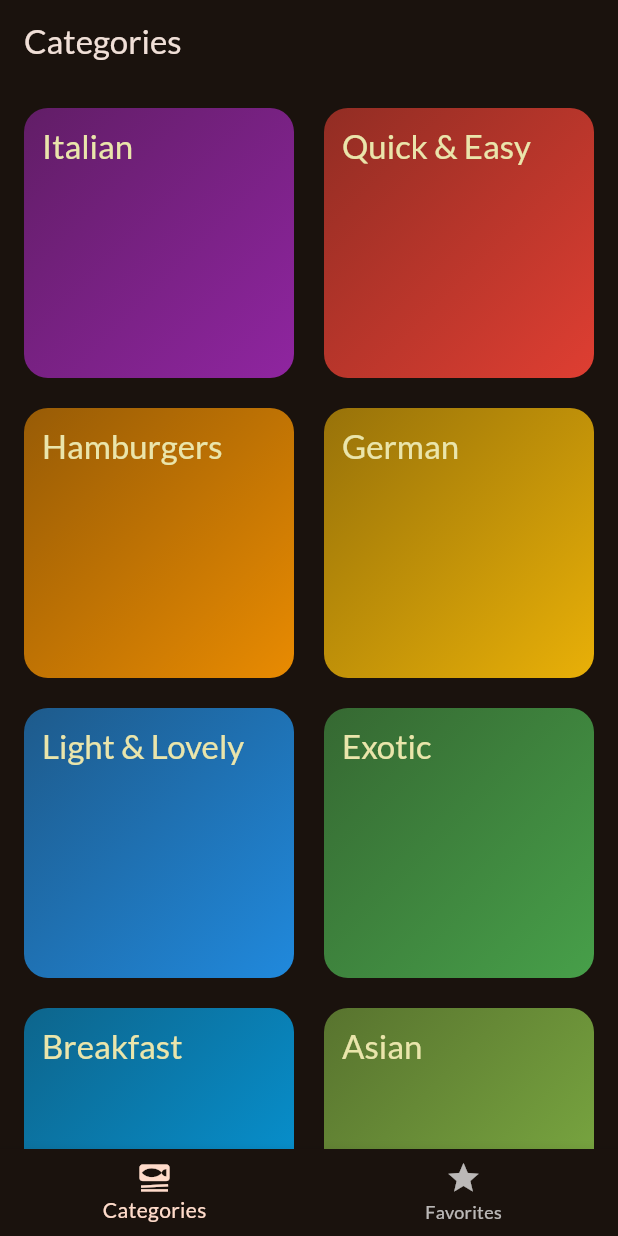
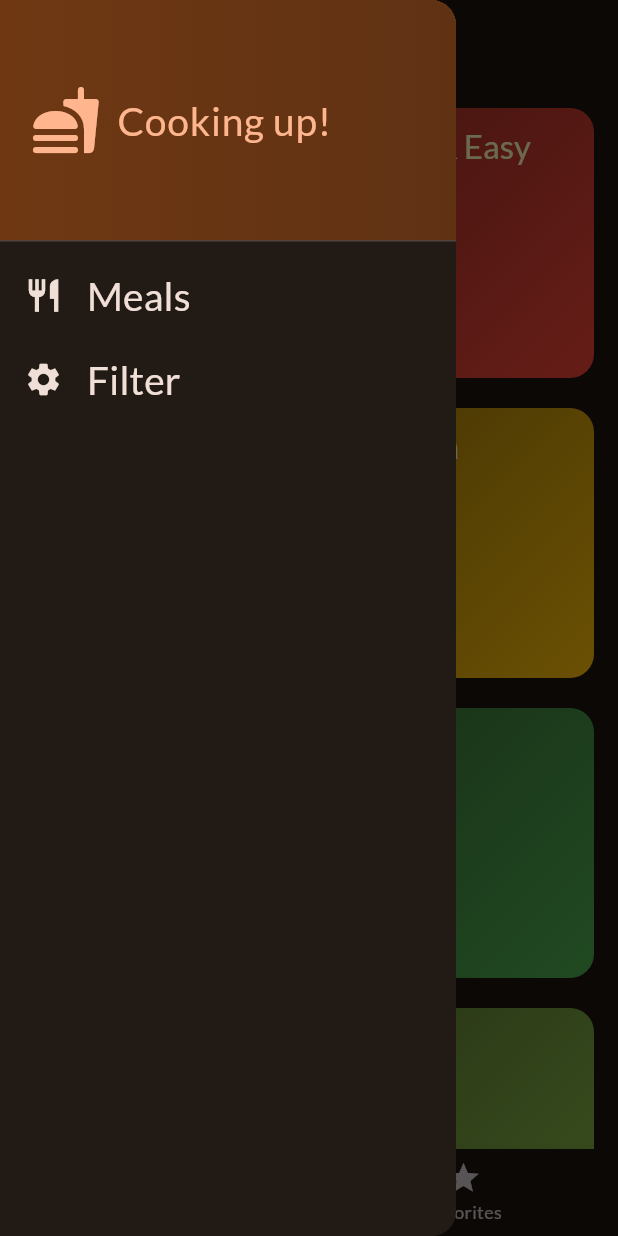
Before and after one commit to khanht99/learn_flutter, a Flutter app: the screen it shows after launch, with the side drawer open (before the commit the screen has no drawer), on a phone screen of 412 x 824 dp. Run offline on Flutter 3.47's test engine with Material 3 defaults, Android fonts, the phone set to English and light mode, and no system bars; our stand-ins replace google_fonts, transparent_image.

Commit message:
Completed filter

```diff
--- a/section_8/lib/screen/categories.dart
+++ b/section_8/lib/screen/categories.dart
@@ -1,24 +1,29 @@
 import 'package:flutter/material.dart';
 import 'package:section_8/data/categories.dart';
-import 'package:section_8/data/meals.dart';
 import 'package:section_8/model/category.dart';
 import 'package:section_8/model/meal.dart';
 import 'package:section_8/screen/meals.dart';
 import 'package:section_8/widget/category_grid_item.dart';
 
 class Categories extends StatelessWidget {
-  const Categories({super.key, required this.onToggleStar});
+  const Categories(
+      {super.key, required this.onToggleStar, required this.filterMeals});
 
-final void Function(Meal) onToggleStar;
+  final void Function(Meal) onToggleStar;
+  final List<Meal> filterMeals;
 
   void _selectCategory(BuildContext context, Category category) {
-    List<Meal> meals = dummyMeals
+    List<Meal> meals = filterMeals
         .where((meal) => meal.categories.contains(category.id))
         .toList();
     Navigator.of(context).push(
       MaterialPageRoute(
         builder: (cxt) {
-          return Meals(meals: meals, title: category.title, onToggleStar: onToggleStar,);
+          return Meals(
+            meals: meals,
+            title: category.title,
+            onToggleStar: onToggleStar,
+          );
         },
       ),
     );
--- a/section_8/lib/screen/tabs.dart
+++ b/section_8/lib/screen/tabs.dart
@@ -1,8 +1,20 @@
+import 'dart:convert';
+
 import 'package:flutter/material.dart';
+import 'package:section_8/data/meals.dart';
 import 'package:section_8/main.dart';
 import 'package:section_8/model/meal.dart';
 import 'package:section_8/screen/categories.dart';
+import 'package:section_8/screen/filter.dart';
 import 'package:section_8/screen/meals.dart';
+import 'package:section_8/widget/main_drawer.dart';
+
+const kInitialFilters = {
+  FilterCategory.isGlutenFree: false,
+  FilterCategory.isLactoseFree: false,
+  FilterCategory.isVegetarian: false,
+  FilterCategory.isVegan: false,
+};
 
 class TabsScreen extends StatefulWidget {
   const TabsScreen({super.key});
@@ -15,9 +27,11 @@ class TabsScreen extends StatefulWidget {
 
 class _TabsScreenState extends State<TabsScreen> {
   final List<Meal> favoriteMeals = [];
-
+  List<Meal> filterMeals = dummyMeals;
+  Map<FilterCategory, bool> selectedFilter = kInitialFilters;
   var currentIndex = 0;
   var currentAppTitle = "Categories";
+  var currentDrawerSelectedItem = "Meals";
 
   void _onToggleStar(Meal meal) {
     ScaffoldMessenger.of(context).clearSnackBars();
@@ -45,12 +59,58 @@ class _TabsScreenState extends State<TabsScreen> {
     }
   }
 
+  void _onDrawerItemTab(String type) async {
+    Navigator.of(context).pop();
+    if (type == "Filter") {
+      final result =
+          await Navigator.of(context).push<Map<FilterCategory, bool>>(
+        MaterialPageRoute(
+          builder: (ctx) {
+            return Filter(filterValue: selectedFilter,);
+          },
+        ),
+      );
+      List<Meal> listMealFilter = [];
+      result!.forEach((category, type) {
+        if (category == FilterCategory.isGlutenFree) {
+          listMealFilter = [
+            ...listMealFilter,
+            ...dummyMeals.where((meal) => meal.isGlutenFree && !listMealFilter.contains(meal))
+          ];
+        }
+        if (category == FilterCategory.isLactoseFree) {
+          listMealFilter = [
+            ...listMealFilter,
+            ...dummyMeals.where((meal) => meal.isLactoseFree && !listMealFilter.contains(meal))
+          ];
+        }
+        if (category == FilterCategory.isVegetarian) {
+          listMealFilter = [
+            ...listMealFilter,
+            ...dummyMeals.where((meal) => meal.isVegetarian && !listMealFilter.contains(meal))
+          ];
+        }
+        if (category == FilterCategory.isVegan) {
+          listMealFilter = [
+            ...listMealFilter,
+            ...dummyMeals.where((meal) => meal.isVegan && !listMealFilter.contains(meal))
+          ];
+        }
+      });
+      setState(() {
+        selectedFilter = result;
+        filterMeals = listMealFilter;
+      });
+    }
+  }
+
   @override
   Widget build(BuildContext context) {
     Widget? currentScreen;
 
     if (currentIndex == 0) {
       currentScreen = Categories(
+        filterMeals: filterMeals,
         onToggleStar: _onToggleStar,
       );
     } else {
@@ -60,11 +120,16 @@ class _TabsScreenState extends State<TabsScreen> {
       );
       currentAppTitle = "Favorites";
     }
+
     return Scaffold(
       appBar: AppBar(
         title: Text(currentAppTitle),
       ),
-      bottomNavigationBar: BottomNavigationBar(
+      drawer: MainDrawer(
+        onTap: _onDrawerItemTab,
+      ),
+      bottomNavigationBar: currentDrawerSelectedItem == "Meals"
+          ? BottomNavigationBar(
               items: [
                 BottomNavigationBarItem(
                   icon: Icon(Icons.set_meal),
@@ -77,12 +142,15 @@ class _TabsScreenState extends State<TabsScreen> {
               ],
               onTap: (value) {
                 setState(() {
+                  currentDrawerSelectedItem = "Meals";
                   currentIndex = value;
                 });
               },
               currentIndex: currentIndex,
-        selectedItemColor: Theme.of(context).colorScheme.onPrimaryContainer,
-      ),
+              selectedItemColor:
+                  Theme.of(context).colorScheme.onPrimaryContainer,
+            )
+          : null,
       body: currentScreen,
     );
   }
--- /dev/null
+++ b/section_8/lib/widget/main_drawer.dart
@@ -0,0 +1,89 @@
+import 'package:flutter/material.dart';
+
+class MainDrawer extends StatelessWidget {
+  const MainDrawer({super.key, required this.onTap});
+
+  final void Function(String type) onTap;
+
+  @override
+  Widget build(BuildContext context) {
+    return Drawer(
+      child: Column(
+        children: [
+          DrawerHeader(
+            padding: EdgeInsets.all(0),
+            child: Container(
+              decoration: BoxDecoration(
+                gradient: LinearGradient(
+                  colors: [
+                    Theme.of(context).colorScheme.primaryContainer,
+                    Theme.of(context)
+                        .colorScheme
+                        .primaryContainer
+                        .withValues(alpha: 0.8),
+                  ],
+                ),
+              ),
+              child: Padding(
+                padding: EdgeInsets.all(20),
+                child: Row(
+                  mainAxisAlignment: MainAxisAlignment.start,
+                  children: [
+                    Icon(
+                      Icons.fastfood_rounded,
+                      size: 48,
+                      color: Theme.of(context).colorScheme.primary,
+                    ),
+                    SizedBox(
+                      width: 10,
+                    ),
+                    Text(
+                      "Cooking up!",
+                      style: TextStyle(
+                          color: Theme.of(context).colorScheme.primary,
+                          fontSize: 26,),
+                    ),
+                  ],
+                ),
+              ),
+            ),
+          ),
+          ListTile(
+            leading: Icon(
+              Icons.restaurant,
+              size: 26,
+              color: Theme.of(context).colorScheme.onBackground,
+            ),
+            title: Text(
+              "Meals",
+              style: Theme.of(context)
+                  .textTheme
+                  .titleSmall!
+                  .copyWith(color: Theme.of(context).colorScheme.onBackground, fontSize: 26,),
+            ),
+            onTap: () {
+              onTap("Meals");
+            },
+          ),
+          ListTile(
+            leading: Icon(
+              Icons.settings,
+              size: 26,
+              color: Theme.of(context).colorScheme.onBackground,
+            ),
+            title: Text(
+              "Filter",
+              style: Theme.of(context)
+                  .textTheme
+                  .titleSmall!
+                  .copyWith(color: Theme.of(context).colorScheme.onBackground, fontSize: 26,),
+            ),
+            onTap: () {
+              onTap("Filter");
+            },
+          ),
+        ],
+      ),
+    );
+  }
+}
--- a/section_8/pubspec.yaml
+++ b/section_8/pubspec.yaml
@@ -36,6 +36,7 @@ dependencies:
   cupertino_icons: ^1.0.8
   google_fonts: ^6.2.1
   transparent_image: ^2.0.1
+  flutter_riverpod: ^2.6.1
 
 dev_dependencies:
   flutter_test:
```
Also changed, not shown: section_8/lib/screen/filter.dart (added, +98 -0 lines), section_8/pubspec.lock. Lines whose indentation alone changed are shown as unchanged.
